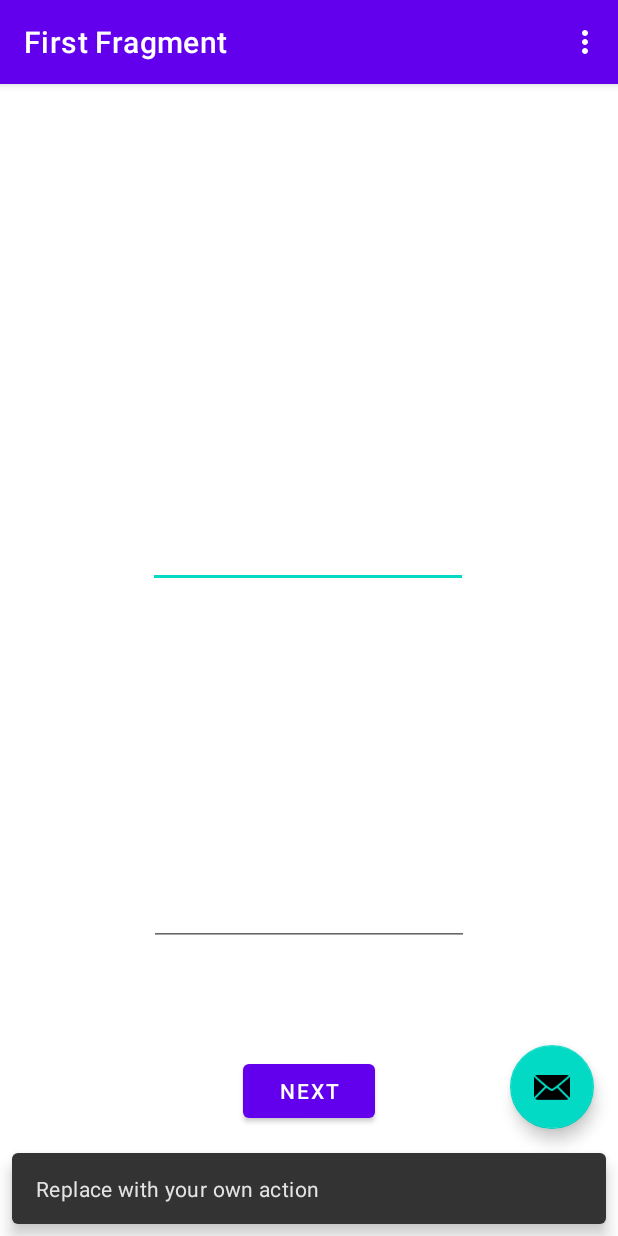
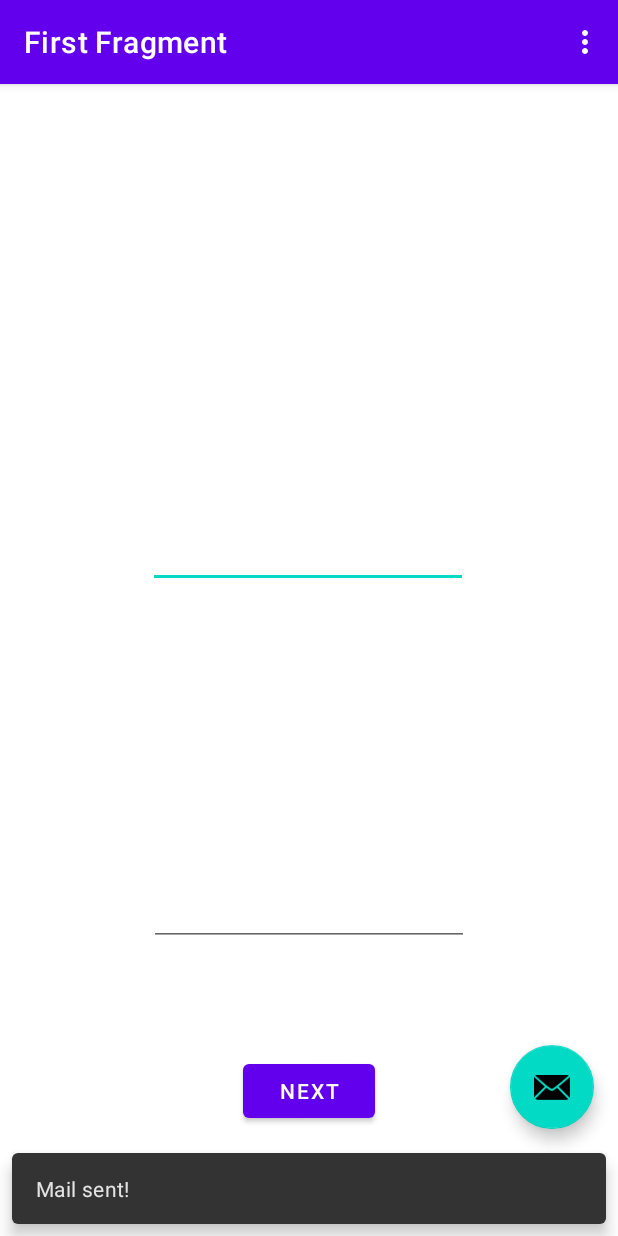
Before and after one commit to gion86/CarTrip, an Android app: the screen it shows after launch (MainActivity), after a tap on an icon or button, on a phone screen of 412 x 824 dp. Run offline under Robolectric (Android 15) with nearby library versions, the phone set to English and light mode, and no system bars; our stand-ins replace navigation-ui.

Commit message:
Added GmailSender.java and used in MainActivity, first working version.

```diff
--- a/app/src/main/java/com/cartrip/MainActivity.java
+++ b/app/src/main/java/com/cartrip/MainActivity.java
@@ -1,27 +1,49 @@
 package com.cartrip;
 
+import android.os.AsyncTask;
 import android.os.Bundle;
-
-import com.google.android.material.snackbar.Snackbar;
+import android.util.Log;
+import android.view.Menu;
+import android.view.MenuItem;
+import android.view.View;
 
 import androidx.appcompat.app.AppCompatActivity;
-
-import android.view.View;
-
 import androidx.navigation.NavController;
 import androidx.navigation.Navigation;
 import androidx.navigation.ui.AppBarConfiguration;
 import androidx.navigation.ui.NavigationUI;
 
 import com.cartrip.databinding.ActivityMainBinding;
-
-import android.view.Menu;
-import android.view.MenuItem;
+import com.cartrip.mail.GmailSender;
+import com.google.android.material.snackbar.Snackbar;
 
 public class MainActivity extends AppCompatActivity {
 
     private AppBarConfiguration appBarConfiguration;
     private ActivityMainBinding binding;
+
+    class SendEmailTask extends AsyncTask<Void, Void, Void> {
+
+        @Override
+        protected void onPreExecute() {
+            super.onPreExecute();
+            Log.i("Email sending", "sending start");
+        }
+
+        @Override
+        protected Void doInBackground(Void... params) {
+            try {
+                GmailSender gmailSender = new GmailSender("gionata.boccalini@gmail.com", ""); // FIXME password!!
+                gmailSender.sendMail("KM", "KM body", "gionata.boccalini@gmail.com", "gionata.boccalini@marchesini.com");
+
+                Log.i("Email sending", "send");
+            } catch (Exception e) {
+                Log.i("Email sending", "cannot send");
+                e.printStackTrace();
+            }
+            return null;
+        }
+    }
 
     @Override
     protected void onCreate(Bundle savedInstanceState) {
@@ -39,7 +61,10 @@ public class MainActivity extends AppCompatActivity {
         binding.fab.setOnClickListener(new View.OnClickListener() {
             @Override
             public void onClick(View view) {
-                Snackbar.make(view, "Replace with your own action", Snackbar.LENGTH_LONG)
+                final SendEmailTask sendEmailTask = new SendEmailTask();
+                sendEmailTask.execute();
+
+                Snackbar.make(view, "Mail sent!", Snackbar.LENGTH_LONG)
                         .setAction("Action", null).show();
             }
         });
--- /dev/null
+++ b/app/src/main/java/com/cartrip/mail/GmailSender.java
@@ -0,0 +1,115 @@
+package com.cartrip.mail;
+
+import android.util.Log;
+
+import java.util.Properties;
+
+import javax.mail.Message;
+import javax.mail.MessagingException;
+import javax.mail.PasswordAuthentication;
+import javax.mail.Session;
+import javax.mail.Transport;
+import javax.mail.internet.InternetAddress;
+import javax.mail.internet.MimeMessage;
+
+public class GmailSender extends javax.mail.Authenticator {
+
+    private String user;
+    private String password;
+    private Session session;
+
+//    static {
+//        Security.addProvider(new JSSEProvider());
+//    }
+
+    public GmailSender(String user, String password) {
+        this.user = user;
+        this.password = password;
+
+        Properties props = new Properties();
+        props.setProperty("mail.transport.protocol", "smtp");
+        props.setProperty("mail.smtp.host", "smtp.gmail.com");
+        props.put("mail.smtp.starttls.enable", "true");
+        props.put("mail.smtp.auth", "true");
+        props.put("mail.smtp.port", "465");
+        props.put("mail.smtp.socketFactory.port", "465");
+        props.put("mail.smtp.socketFactory.class",
+                "javax.net.ssl.SSLSocketFactory");
+        props.put("mail.smtp.socketFactory.fallback", "false");
+        props.setProperty("mail.smtp.quitwait", "false");
+
+        session = Session.getDefaultInstance(props, this);
+    }
+
+    protected PasswordAuthentication getPasswordAuthentication() {
+        return new PasswordAuthentication(user, password);
+    }
+
+    public synchronized void sendMail(String subject, String body, String sender, String recipients) {
+        try {
+            MimeMessage mm = new MimeMessage(session);
+            mm.setFrom(new InternetAddress(sender));
+            mm.addRecipients(Message.RecipientType.TO, String.valueOf(new InternetAddress(recipients)));
+            mm.setSubject(subject);
+            mm.setText(body);
+            Transport.send(mm);
+        } catch (MessagingException e) {
+            Log.d("SendMail", "doInBackground: " + e.getMessage());
+            e.printStackTrace();
+        }
+
+//        try {
+//            MimeMessage message = new MimeMessage(session);
+//            DataHandler handler = new DataHandler(new ByteArrayDataSource(body.getBytes(), "text/plain"));
+//            message.setSender(new InternetAddress(sender));
+//            message.setSubject(subject);
+//            message.setDataHandler(handler);
+//            if (recipients.indexOf(',') > 0)
+//                message.setRecipients(Message.RecipientType.TO, InternetAddress.parse(recipients));
+//            else
+//                message.setRecipient(Message.RecipientType.TO, new InternetAddress(recipients));
+//            Transport.send(message);
+//        } catch (Exception e) {
+//            e.printStackTrace();
+//        }
+    }
+
+   /* public class ByteArrayDataSource implements DataSource {
+        private byte[] data;
+        private String type;
+
+        public ByteArrayDataSource(byte[] data, String type) {
+            super();
+            this.data = data;
+            this.type = type;
+        }
+
+        public ByteArrayDataSource(byte[] data) {
+            super();
+            this.data = data;
+        }
+
+        public void setType(String type) {
+            this.type = type;
+        }
+
+        public String getContentType() {
+            if (type == null)
+                return "application/octet-stream";
+            else
+                return type;
+        }
+
+        public InputStream getInputStream() throws IOException {
+            return new ByteArrayInputStream(data);
+        }
+
+        public String getName() {
+            return "ByteArrayDataSource";
+        }
+
+        public OutputStream getOutputStream() throws IOException {
+            throw new IOException("Not Supported");
+        }
+    }*/
+}
```
